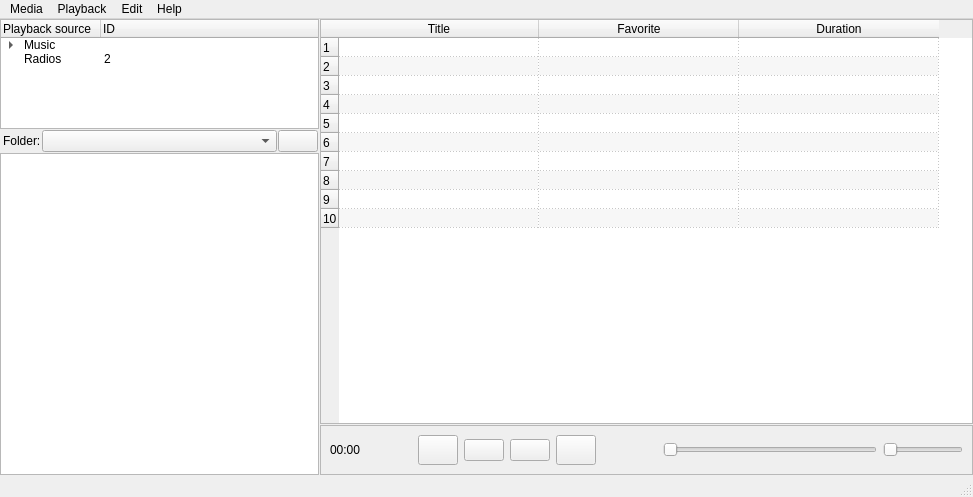
Before: the Qt Designer form Woofer/uic/mainform.ui in m1lhaus/woofer, drawn with Qt 5.
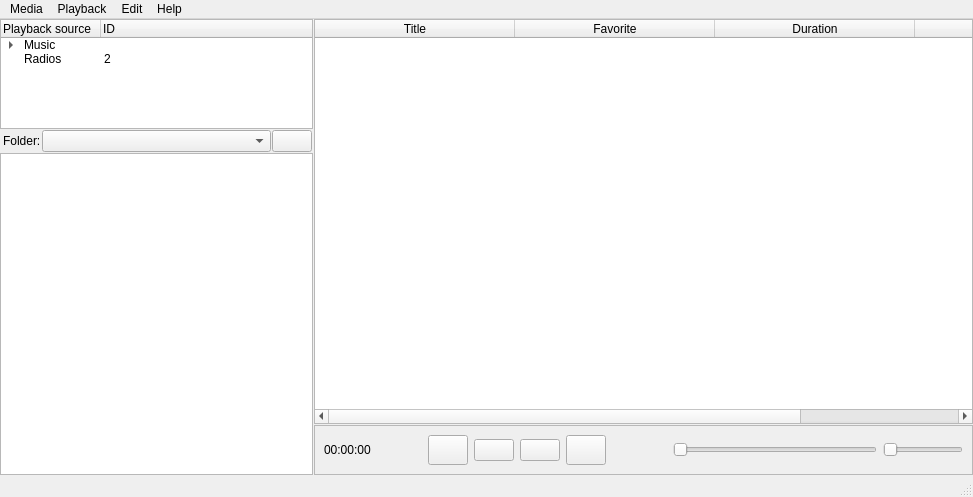
After: the same form once the commit is applied. Icons and pictures are not drawn.

```diff
--- a/Woofer/uic/mainform.ui
+++ b/Woofer/uic/mainform.ui
@@ -211,9 +211,6 @@
           <property name="gridStyle">
            <enum>Qt::DotLine</enum>
           </property>
-          <property name="rowCount">
-           <number>10</number>
-          </property>
           <attribute name="horizontalHeaderDefaultSectionSize">
            <number>200</number>
           </attribute>
@@ -223,16 +220,6 @@
           <attribute name="verticalHeaderDefaultSectionSize">
            <number>19</number>
           </attribute>
-          <row/>
-          <row/>
-          <row/>
-          <row/>
-          <row/>
-          <row/>
-          <row/>
-          <row/>
-          <row/>
-          <row/>
           <column>
            <property name="text">
             <string>Title</string>
@@ -248,6 +235,11 @@
             <string>Duration</string>
            </property>
           </column>
+          <column>
+           <property name="text">
+            <string>Path</string>
+           </property>
+          </column>
          </widget>
         </item>
         <item>
@@ -276,7 +268,7 @@
              <item>
               <widget class="QLabel" name="label">
                <property name="text">
-                <string>00:00</string>
+                <string>00:00:00</string>
                </property>
               </widget>
              </item>
```
Left out of the diff: 5 changed lines with no effect on the pictures.
